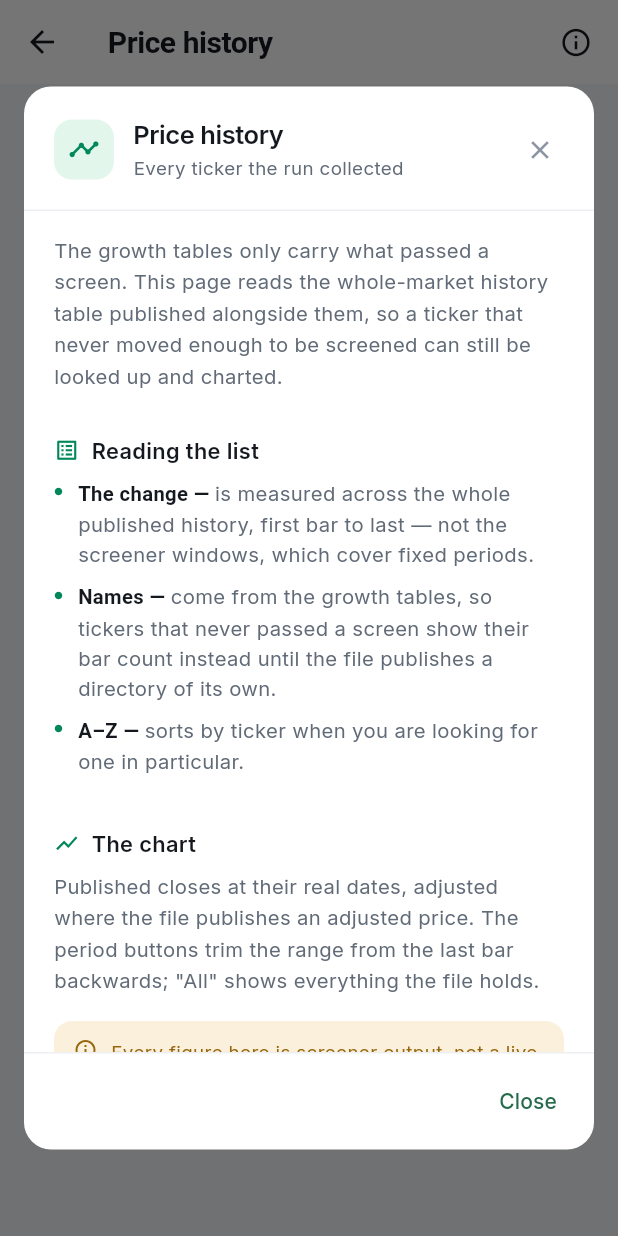
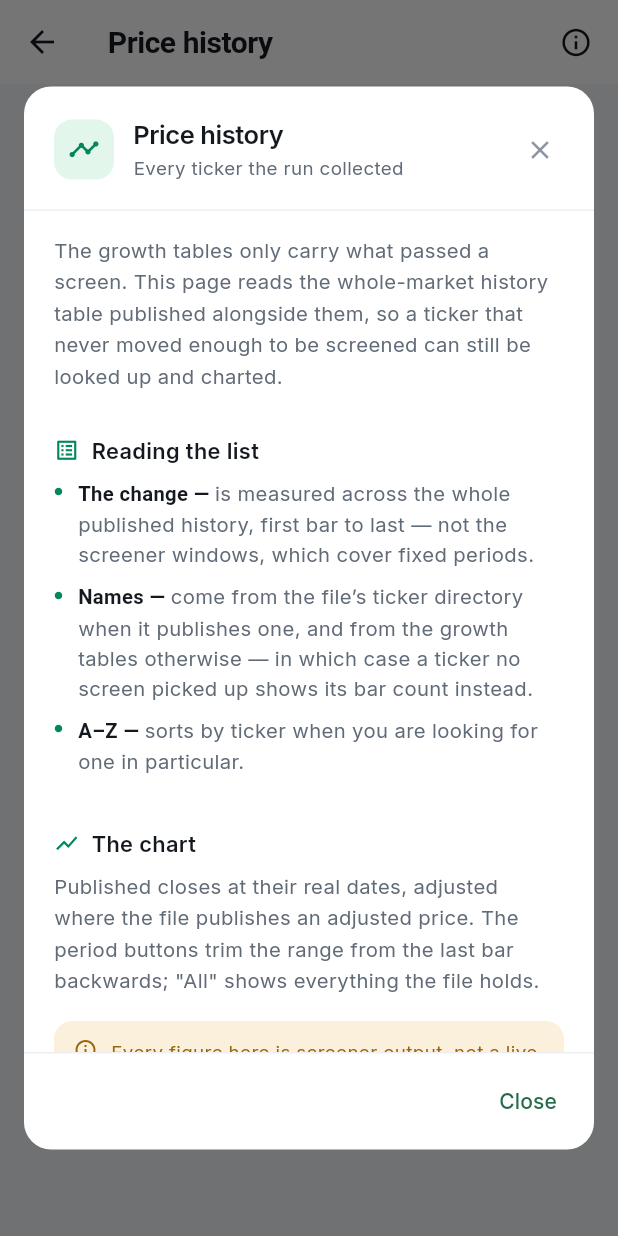
Before and after one commit to ryandam9/Screener, a Flutter app: the HistoryScreen screen opened directly, after a tap on the "info outline" icon, on a phone screen of 412 x 824 dp. Run offline on Flutter 3.47's test engine with Material 3 defaults, Android fonts, the phone set to English and light mode, and no system bars; our stand-ins replace flutter_local_notifications, shared_preferences, sqflite, sqflite_common_ffi; missing offline and left inert: workmanager; accounts and stored records are empty; network calls fail.

Commit message:
Take ticker names from asx_universe when the file publishes it
The directory table the history page was written for has a name and a shape:
`asx_universe`, joined to the history on ticker. It is not in the published
file yet — asx.db still carries only ASX_1_YEAR_HISTORY — so the discovery is
hardened and tested against a copy with the table added rather than waiting
for it.

A table is a directory when it pairs a ticker with a name and holds nothing
priced: no price, change, bar date or run stamp. Matched by shape rather than
by name, because the pipeline has renamed its tables before, and stricter than
the first pass, which would have accepted anything without a `close` column.

Names from the directory win over the growth tables, which only name what they
screened. Against a file with the table added: 395 of 395 named, VAS reads
"Vanguard Australian Shares ETF" at 114.12, and the five growth windows, the
series, the metadata and the funnel all still resolve in the same file.

The fixture now builds the table under its published name, so the tests
exercise what production will actually ship.

```diff
--- a/lib/ui/info/page_info.dart
+++ b/lib/ui/info/page_info.dart
@@ -365,9 +365,9 @@ class PageInfos {
         InfoBullet(
           lead: 'Names',
           text:
-              'come from the growth tables, so tickers that never passed a '
-              'screen show their bar count instead until the file publishes a '
-              'directory of its own.',
+              'come from the file\u2019s ticker directory when it publishes '
+              'one, and from the growth tables otherwise — in which case a '
+              'ticker no screen picked up shows its bar count instead.',
         ),
         InfoBullet(
           lead: 'A–Z',
```
Also changed, not shown: lib/data/market_database.dart (+30 -7 lines), 2 other files.
